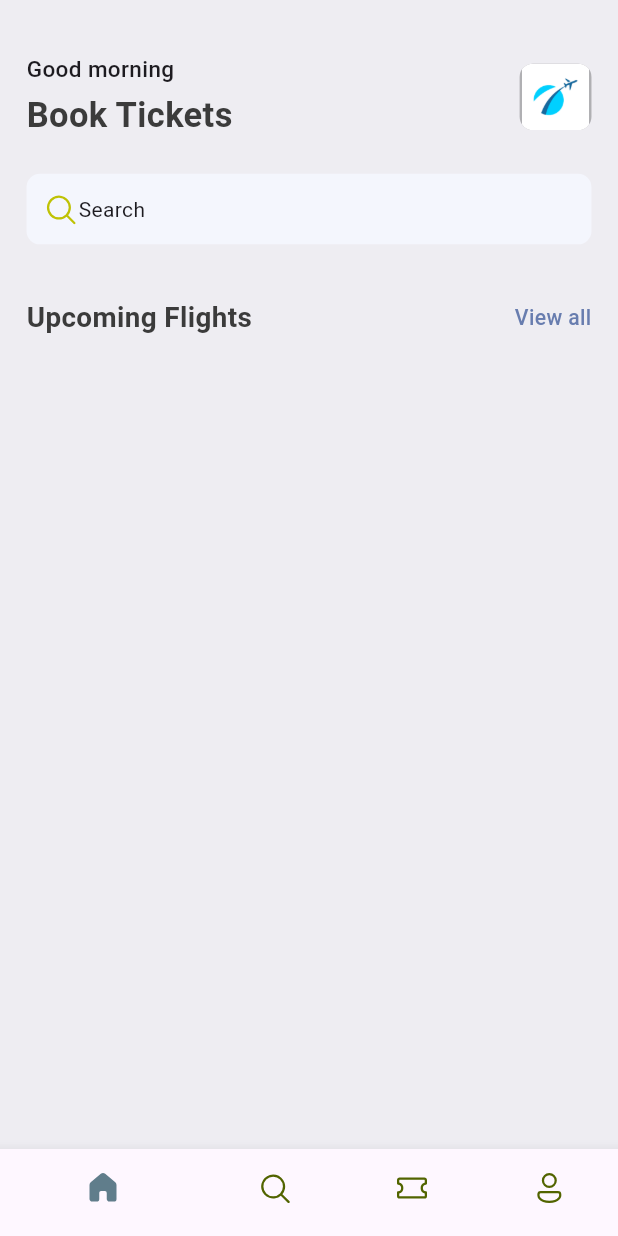
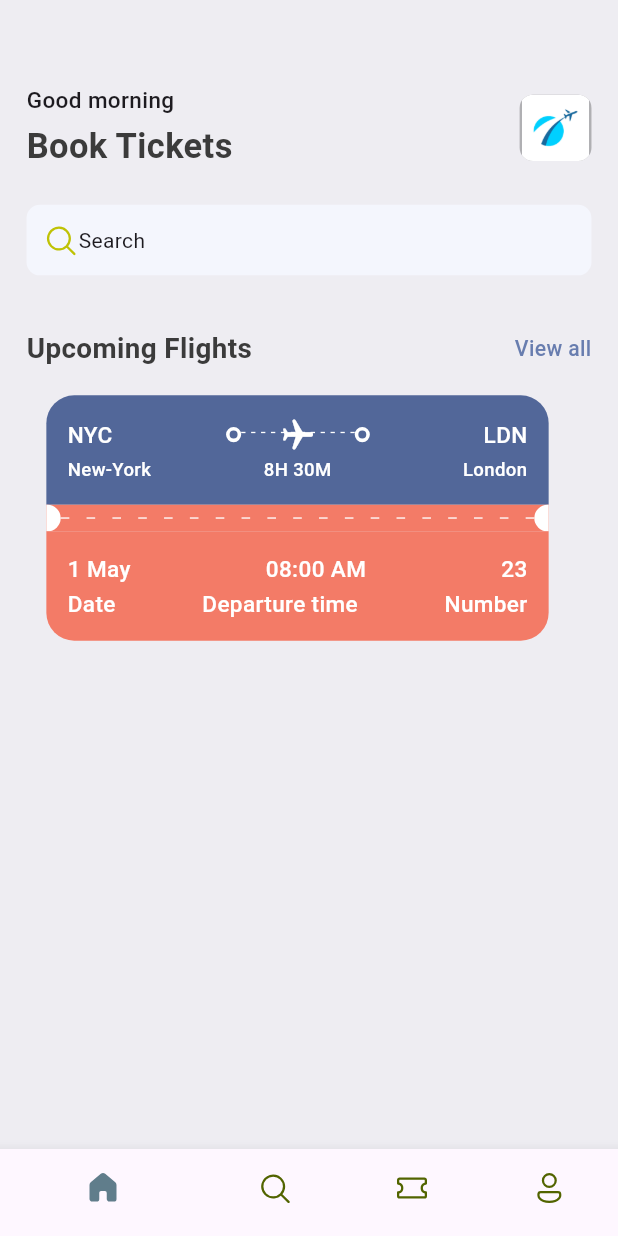
Before and after one commit to jmcfx/ticket_app, a Flutter app: the screen it shows after launch, on a phone screen of 412 x 824 dp. Run offline on Flutter 3.47's test engine with Material 3 defaults, Android fonts, the phone set to English and light mode, and no system bars; our stand-ins replace fluentui_icons, flutter_screenutil.

Commit message:
refactored homescreen

```diff
--- a/lib/main.dart
+++ b/lib/main.dart
@@ -4,6 +4,7 @@ import 'package:ticket_app/views/widgets/bottom_nav_bar.dart';
 
 void main() {
   runApp(const MyApp());
+
 }
 
 class MyApp extends StatelessWidget {
--- a/lib/utils/styles/app_styles.dart
+++ b/lib/utils/styles/app_styles.dart
@@ -7,8 +7,9 @@ class AppStyles {
   static Color primaryColor = primary;
   static Color textColor = const Color(0xFF3b3b3b);
   static Color backgroundColor = const Color(0xFFeeedf2);
-
-  static  TextStyle textStyle =  TextStyle(
+  static Color ticketBlue = const Color(0xFF526799);
+  static Color ticketOrange = const Color(0xFFF37B67);
+  static TextStyle textStyle = TextStyle(
     fontSize: 16.sp,
     color: textColor,
     fontWeight: FontWeight.w500,
@@ -20,17 +21,17 @@ class AppStyles {
     color: textColor,
   );
 
+  static TextStyle headLineStyle2 =
+      TextStyle(fontSize: 21.sp, fontWeight: FontWeight.bold, color: textColor);
 
-  static TextStyle headLineStyle2 =  TextStyle(
-    fontSize: 21.sp,
-    fontWeight: FontWeight.bold,
-    color: textColor
-  );
-
-
-   static TextStyle headLineStyle3 = TextStyle(
+  static TextStyle headLineStyle3 = TextStyle(
     fontSize: 17.sp,
     fontWeight: FontWeight.w500,
   );
 
+
+   static TextStyle headLineStyle4 = TextStyle(
+    fontSize: 14.sp,
+    fontWeight: FontWeight.w500,
+  );
 }
--- a/lib/views/screens/home_screen.dart
+++ b/lib/views/screens/home_screen.dart
@@ -5,6 +5,7 @@ import 'package:ticket_app/utils/media/media.dart';
 
 import 'package:ticket_app/utils/styles/app_styles.dart';
 import 'package:ticket_app/views/widgets/app_double_text.dart';
+import 'package:ticket_app/views/widgets/ticket_view.dart';
 
 class HomeScreen extends StatelessWidget {
   const HomeScreen({super.key});
@@ -13,11 +14,14 @@ class HomeScreen extends StatelessWidget {
   Widget build(BuildContext context) {
     return Scaffold(
       backgroundColor: AppStyles.backgroundColor,
+      appBar: AppBar(
+        backgroundColor: AppStyles.backgroundColor ,
+      ),
       body: ListView(
         children: [
-          SizedBox(
-            height: 40.h,
-          ),
+          // SizedBox(
+          //   height: 40.h,
+          // ),
           Container(
             padding: EdgeInsets.symmetric(horizontal: 20.h),
             child: Column(
@@ -58,8 +62,9 @@ class HomeScreen extends StatelessWidget {
                   padding:
                       EdgeInsets.symmetric(horizontal: 12.h, vertical: 12.w),
                   decoration: BoxDecoration(
-                      borderRadius: BorderRadius.circular(10).r,
-                      color: const Color(0xFFF4F6FD)),
+                    borderRadius: BorderRadius.circular(10).r,
+                    color: const Color(0xFFF4F6FD),
+                  ),
                   child: const Row(
                     children: [
                       Icon(
@@ -76,7 +81,11 @@ class HomeScreen extends StatelessWidget {
                 const AppDoubleText(
                   bigText: 'Upcoming Flights',
                   smallText: 'View all',
-                )
+                ),
+                 SizedBox(
+                  height: 20.h,
+                ),
+               const TickView(),
               ],
             ),
           ),
--- a/lib/views/widgets/app_double_text.dart
+++ b/lib/views/widgets/app_double_text.dart
@@ -16,10 +16,12 @@ class AppDoubleText extends StatelessWidget {
           style: AppStyles.headLineStyle2,
         ),
         InkWell(
+
           onTap: () {},
           child: Text(
             smallText,
             style: AppStyles.textStyle.copyWith(color: AppStyles.primaryColor),
+
           ),
         )
       ],
--- /dev/null
+++ b/lib/views/widgets/app_layout_builder_widget.dart
@@ -0,0 +1,30 @@
+import 'package:flutter/material.dart';
+import 'package:flutter_screenutil/flutter_screenutil.dart';
+
+class AppLayoutBuilderWidget extends StatelessWidget {
+  const AppLayoutBuilderWidget({super.key, required this.randomDivider, this.width = 3});
+  final double randomDivider, width;
+
+  @override
+  Widget build(BuildContext context) {
+    return LayoutBuilder(
+      builder: (context, constraints) {
+        constraints.maxWidth;
+        return Flex(
+          mainAxisAlignment: MainAxisAlignment.spaceBetween,
+          direction: Axis.horizontal,
+          children: List.generate(
+            (constraints.maxWidth / randomDivider).floor(),
+            (index) =>  SizedBox(
+              width: width.w,
+              height: 1.h,
+              child: const  DecoratedBox(
+                decoration: BoxDecoration(color: Colors.white),
+              ),
+            ),
+          ),
+        );
+      },
+    );
+  }
+}
--- /dev/null
+++ b/lib/views/widgets/big_circle.dart
@@ -0,0 +1,27 @@
+import 'package:flutter/material.dart';
+import 'package:flutter_screenutil/flutter_screenutil.dart';
+
+class BigCircle extends StatelessWidget {
+  const BigCircle({super.key,  required this.isRight});
+   final bool isRight;
+
+  @override
+  Widget build(BuildContext context) {
+    return SizedBox(
+      height: 20.h,
+      width: 10.w,
+      child: DecoratedBox(
+        decoration: BoxDecoration(
+          color: Colors.white,
+          borderRadius: isRight == true ?  BorderRadius.only(
+            topLeft: const Radius.circular(10).r,
+            bottomLeft: const Radius.circular(10).r,
+          ) : BorderRadius.only(
+                  topRight: const Radius.circular(10).r,
+                  bottomRight: const Radius.circular(10).r,
+                ),
+        ),
+      ),
+    );
+  }
+}
--- /dev/null
+++ b/lib/views/widgets/big_dot.dart
@@ -0,0 +1,16 @@
+import 'package:flutter/material.dart';
+import 'package:flutter_screenutil/flutter_screenutil.dart';
+class BigDot extends StatelessWidget {
+  const BigDot({super.key});
+
+  @override
+  Widget build(BuildContext context) {
+    return Container(
+      padding: const EdgeInsets.all(3).r,
+      decoration: BoxDecoration(
+        border: Border.all(width: 2.5.w, color:Colors.white ),
+     borderRadius: BorderRadius.circular(20).r
+      ),
+    );
+  }
+}
--- /dev/null
+++ b/lib/views/widgets/custom_text_style.dart
@@ -0,0 +1,18 @@
+import 'package:flutter/material.dart';
+
+class CustomTextStyle extends StatelessWidget {
+  const CustomTextStyle(
+      {super.key, required this.text, required this.textStyle, this.textAlign});
+  final String text;
+  final TextStyle textStyle;
+  final TextAlign ? textAlign;
+
+  @override
+  Widget build(BuildContext context) {
+    return Text(
+      textAlign: textAlign,
+      text,
+      style: textStyle,
+    );
+  }
+}
--- /dev/null
+++ b/lib/views/widgets/ticket_view.dart
@@ -0,0 +1,193 @@
+import 'package:flutter/material.dart';
+import 'package:flutter/widgets.dart';
+import 'package:flutter_screenutil/flutter_screenutil.dart';
+import 'package:ticket_app/utils/styles/app_styles.dart';
+import 'package:ticket_app/views/widgets/app_layout_builder_widget.dart';
+import 'package:ticket_app/views/widgets/big_circle.dart';
+import 'package:ticket_app/views/widgets/big_dot.dart';
+import 'package:ticket_app/views/widgets/custom_text_style.dart';
+
+class TickView extends StatelessWidget {
+  const TickView({super.key});
+
+  @override
+  Widget build(BuildContext context) {
+    final size = MediaQuery.of(context).size;
+    return SizedBox(
+      width: size.width * 0.85,
+      height: 189.h,
+      child: Container(
+        margin: EdgeInsets.only(right: 16.w),
+        child: Column(
+          children: [
+            //blue container
+            Container(
+              padding: const EdgeInsets.all(16).r,
+              decoration: BoxDecoration(
+                color: AppStyles.ticketBlue,
+                borderRadius: BorderRadius.only(
+                  topLeft: Radius.circular(21.r),
+                  topRight: Radius.circular(21.r),
+                ),
+              ),
+              child: Column(
+                children: [
+                  //show departure and destination with icons first line ...
+                  Row(
+                    children: [
+                      CustomTextStyle(
+                        text: 'NYC',
+                        textStyle: AppStyles.headLineStyle3
+                            .copyWith(color: Colors.white),
+                      ),
+                      const Spacer(),
+                      const BigDot(),
+                      Expanded(
+                        child: Stack(
+                          children: [
+                            SizedBox(
+                              height: 24.h,
+                              child: const AppLayoutBuilderWidget(
+                                  randomDivider: 6),
+                            ),
+                            Center(
+                              child: Transform.rotate(
+                                angle: 1.57,
+                                child: const Icon(
+                                  Icons.local_airport_rounded,
+                                  color: Colors.white,
+                                ),
+                              ),
+                            )
+                          ],
+                        ),
+                      ),
+                      const BigDot(),
+                      const Spacer(),
+                      CustomTextStyle(
+                        textStyle: AppStyles.headLineStyle3
+                            .copyWith(color: Colors.white),
+                        text: 'LDN',
+                      ),
+                    ],
+                  ),
+                  SizedBox(
+                    height: 3.h,
+                  ),
+                  Row(
+                    children: [
+                      SizedBox(
+                        width: 100.w,
+                        child: CustomTextStyle(
+                          text: 'New-York',
+                          textStyle: AppStyles.headLineStyle4
+                              .copyWith(color: Colors.white),
+                        ),
+                      ),
+                      const Spacer(),
+                      CustomTextStyle(
+                        text: "8H 30M",
+                        textStyle: AppStyles.headLineStyle4
+                            .copyWith(color: Colors.white),
+                      ),
+                      const Spacer(),
+                      SizedBox(
+                        width: 100.w,
+                        child: CustomTextStyle(
+                          textAlign: TextAlign.end,
+                          text: 'London',
+                          textStyle: AppStyles.headLineStyle4
+                              .copyWith(color: Colors.white),
+                        ),
+                      ),
+                    ],
+                  ),
+                ],
+              ),
+            ),
+            // circle and dots ...
+            Container(
+              color: AppStyles.ticketOrange,
+              child: const Row(
+                children: [
+                  BigCircle(
+                    isRight: false,
+                  ),
+                  Expanded(
+                      child: AppLayoutBuilderWidget(
+                    randomDivider: 16,
+                    width: 6,
+                  )),
+                  BigCircle(
+                    isRight: true,
+                  )
+                ],
+              ),
+            ),
+            // orange container ...
+            Container(
+              padding: const EdgeInsets.all(16).r,
+              decoration: BoxDecoration(
+                color: AppStyles.ticketOrange,
+                borderRadius: BorderRadius.only(
+                  bottomLeft: Radius.circular(21.r),
+                  bottomRight: Radius.circular(21.r),
+                ),
+              ),
+              child: Column(
+                children: [
+                  //show departure and destination with icons first line ...
+                  Row(
+                    children: [
+                      Text(
+                        '1 May',
+                        style: AppStyles.headLineStyle3
+                            .copyWith(color: Colors.white),
+                      ),
+                      const Spacer(),
+                      CustomTextStyle(
+                        text: '08:00 AM',
+                        textStyle: AppStyles.headLineStyle3
+                            .copyWith(color: Colors.white),
+                      ),
+                      const Spacer(),
+                      Text(
+                        '23',
+                        style: AppStyles.headLineStyle3
+                            .copyWith(color: Colors.white),
+                      ),
+                    ],
+                  ),
+                  SizedBox(
+                    height: 3.h,
+                  ),
+                  Row(
+                    children: [
+                      Text(
+                        'Date',
+                        style: AppStyles.headLineStyle3
+                            .copyWith(color: Colors.white),
+                      ),
+                      const Spacer(),
+                      Text(
+                        'Departure time',
+                        style: AppStyles.headLineStyle3
+                            .copyWith(color: Colors.white),
+                      ),
+                      const Spacer(),
+                      Text(
+                        'Number',
+                        style: AppStyles.headLineStyle3
+                            .copyWith(color: Colors.white),
+                      ),
+                    ],
+                  ),
+                ],
+              ),
+            ),
+          ],
+        ),
+      ),
+    );
+  }
+}
```
